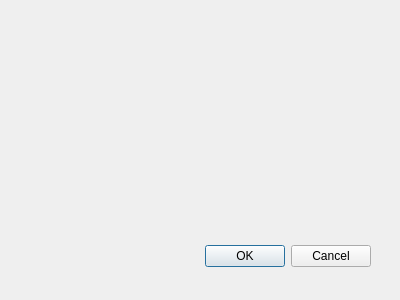
First picture: the form in stac_browser_dialog_base.ui, repository kbgg/qgis-stac-browser, before the edit.
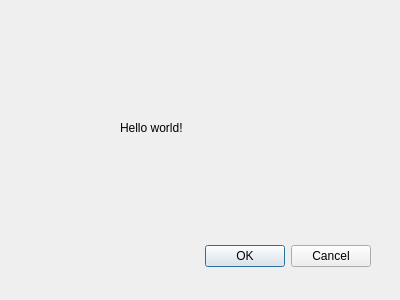
Second picture: the form after the edit.

Diff of the .ui file:
```diff
--- a/stac_browser_dialog_base.ui
+++ b/stac_browser_dialog_base.ui
@@ -28,6 +28,19 @@
     <set>QDialogButtonBox::Cancel|QDialogButtonBox::Ok</set>
    </property>
   </widget>
+  <widget class="QLabel" name="label">
+   <property name="geometry">
+    <rect>
+     <x>120</x>
+     <y>120</y>
+     <width>111</width>
+     <height>16</height>
+    </rect>
+   </property>
+   <property name="text">
+    <string>Hello world!</string>
+   </property>
+  </widget>
  </widget>
  <resources/>
  <connections>
```
Left out of the diff: 41 changed lines with no effect on the pictures.
